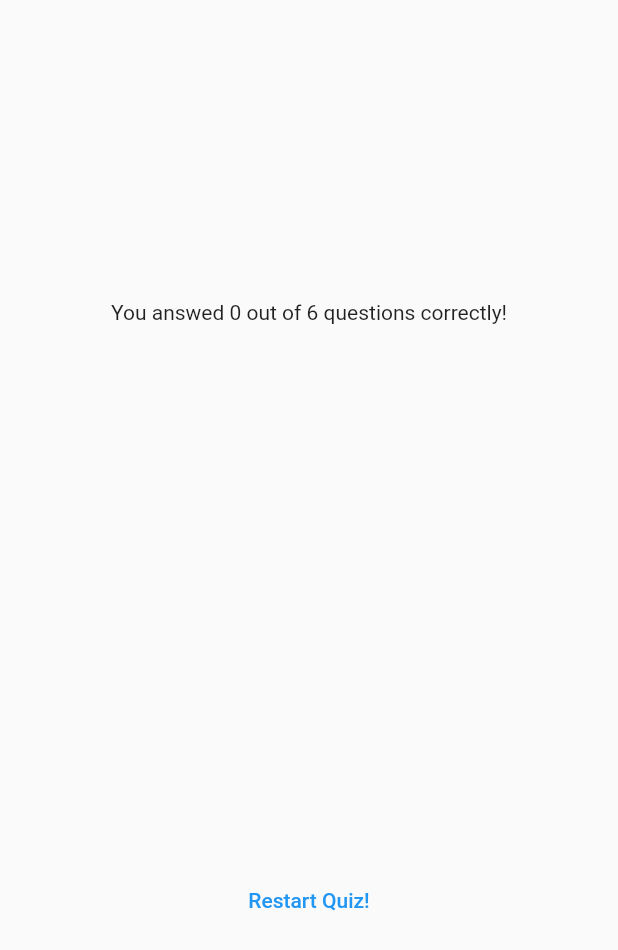
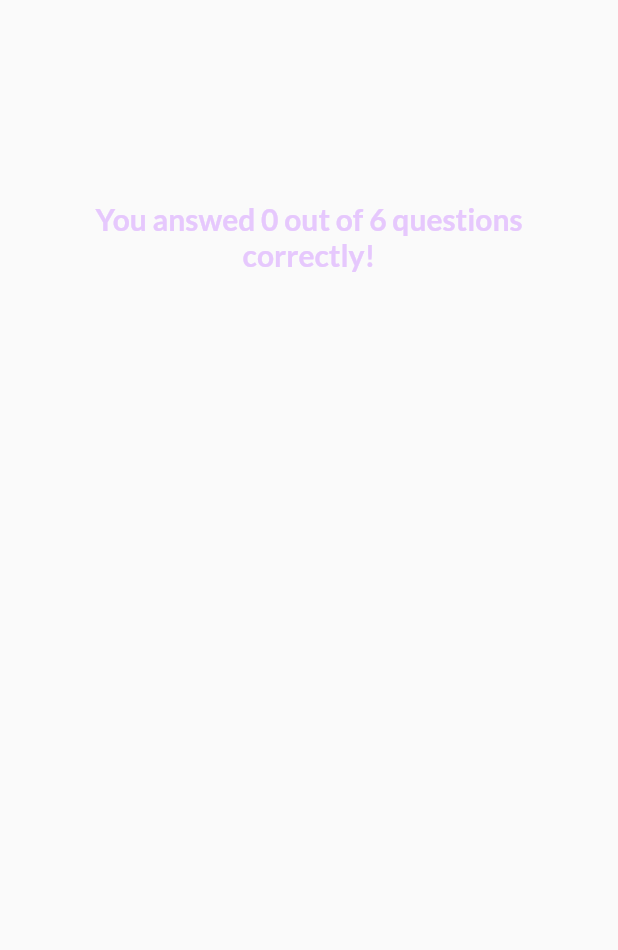
Before and after one commit to mnengineer/quiz_app, a Flutter app: the ResultsScreen widget shown alone on an empty page, opened directly with empty values, on a phone screen of 412 x 824 dp. Shown: the top 950 px of the screen. Run offline on Flutter 3.47's test engine with Material 2 defaults, Android fonts, the phone set to English and light mode, and no system bars; our stand-ins replace google_fonts.

Commit message:
feat: レイアウトの修正及びRestartボタンの実装

```diff
--- a/lib/results_screen.dart
+++ b/lib/results_screen.dart
@@ -1,5 +1,5 @@
-import 'package:flutter/foundation.dart';
 import 'package:flutter/material.dart';
+import 'package:google_fonts/google_fonts.dart';
 import 'package:quiz_app/data/questions.dart';
 import 'package:quiz_app/questions_summary.dart';
 
@@ -7,8 +7,10 @@ class ResultsScreen extends StatelessWidget {
   const ResultsScreen({
     super.key,
     required this.chosenAnswers,
+    required this.onRestart,
   });
 
+  final void Function() onRestart;
   final List<String> chosenAnswers;
 
   List<Map<String, Object>> getSummaryData() {
@@ -45,6 +47,12 @@ class ResultsScreen extends StatelessWidget {
           children: [
             Text(
               'You answed $numCorrectQuestions out of $numTotalQuestions questions correctly!',
+              style: GoogleFonts.lato(
+                color: const Color.fromARGB(255, 230, 200, 253),
+                fontSize: 20,
+                fontWeight: FontWeight.bold,
+              ),
+              textAlign: TextAlign.center,
             ),
             const SizedBox(
               height: 30,
@@ -53,9 +61,13 @@ class ResultsScreen extends StatelessWidget {
             const SizedBox(
               height: 30,
             ),
-            TextButton(
-              onPressed: () {},
-              child: const Text('Restart Quiz!'),
+            TextButton.icon(
+              onPressed: onRestart,
+              style: TextButton.styleFrom(
+                foregroundColor: Colors.white,
+              ),
+              icon: const Icon(Icons.refresh),
+              label: const Text('Restart Quiz!'),
             )
           ],
         ),
```
Also changed, not shown: lib/questions_summary.dart (+3 -18 lines), lib/questions_summary/question_identifier.dart (added, +35 -0 lines), lib/questions_summary/sumary_item.dart (added, +52 -0 lines), lib/quiz.dart (+8 -0 lines).
